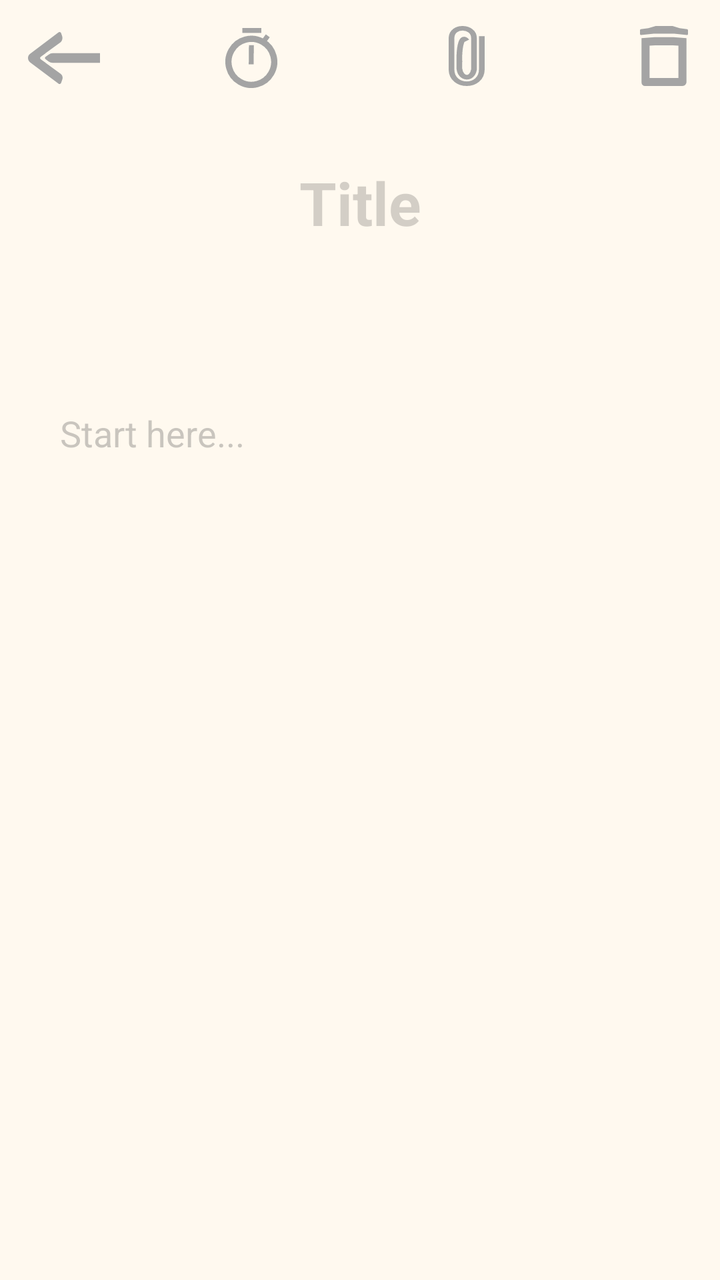
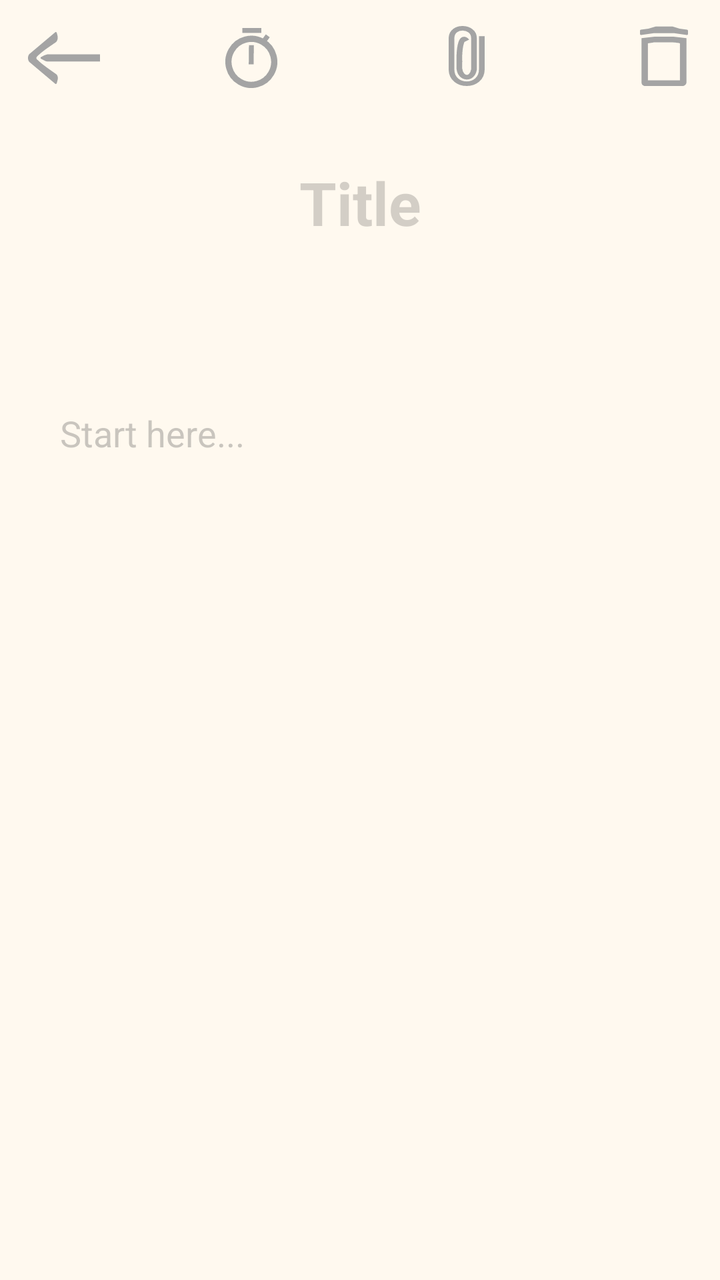

An Android layout rendered at two revisions. The XML below is the earlier revision; the diff shows what the commit changed to produce the second picture.
<!-- AndroidManifest.xml: application theme Theme.Kuai_Notes_Project -->
<!-- res/layout/activity_main.xml -->
<?xml version="1.0" encoding="utf-8"?>
<androidx.constraintlayout.widget.ConstraintLayout xmlns:android="http://schemas.android.com/apk/res/android"
    xmlns:app="http://schemas.android.com/apk/res-auto"
    xmlns:tools="http://schemas.android.com/tools"
    android:id="@+id/main"
    android:layout_width="match_parent"
    android:layout_height="match_parent"
    android:background="@color/note_visualizer_main_background"
    tools:context=".MainActivity"

    >
    
    

    <EditText
        android:id="@+id/Title"
        android:layout_width="wrap_content"
        android:layout_height="wrap_content"
        android:layout_marginTop="81dp"
        android:background="@android:color/transparent"
        android:hint="Title"
        android:text=""
        android:paddingHorizontal="20dp"
        android:textAlignment="center"
        android:textColor="@color/note_visualizer_title_text_color"
        android:textColorHighlight="@color/green_nai_cha"
        android:textColorHint="@color/note_visualizer_title_hint"
        android:textSize="30sp"
        android:textStyle="bold"
        app:layout_constraintEnd_toEndOf="parent"
        app:layout_constraintStart_toStartOf="parent"
        app:layout_constraintTop_toTopOf="parent" />

    <LinearLayout
        android:id="@+id/Layout_aux_size_between0"
        android:layout_width="match_parent"
        android:layout_height="50dp"
        android:layout_marginTop="-82dp"
        android:orientation="vertical"
        app:layout_constraintStart_toStartOf="parent"
        app:layout_constraintTop_toBottomOf="@id/Title"
        ></LinearLayout>
    <LinearLayout
        android:id="@+id/Layout_aux_size_between"
        android:layout_width="240dp"
        android:layout_height="30dp"
        android:layout_marginTop="-9dp"
        android:orientation="vertical"
        app:layout_constraintStart_toStartOf="parent"
        app:layout_constraintTop_toBottomOf="@id/Title"
        ></LinearLayout>
    <LinearLayout
        android:id="@+id/Layout_aux_size_between2"
        android:layout_width="240dp"
        android:layout_height="30dp"
        android:layout_marginTop="53dp"
        android:orientation="vertical"
        app:layout_constraintStart_toStartOf="parent"
        app:layout_constraintTop_toBottomOf="@id/Title"
        ></LinearLayout>

    <LinearLayout
        android:id="@+id/Layout_date_and_info"
        android:layout_width="270dp"
        android:layout_height="wrap_content"
        android:orientation="vertical"
        app:layout_constraintStart_toStartOf="parent"
        app:layout_constraintTop_toBottomOf="@id/Title">

        <TextView
            android:id="@+id/Note_Time"
            android:layout_width="wrap_content"
            android:layout_height="wrap_content"
            android:layout_marginStart="32dp"
            android:layout_marginTop="10dp"
            android:background="@android:color/transparent"
            android:hint=""
            android:lineSpacingExtra="2sp"
            android:paddingTop="10dp"
            android:paddingBottom="1dp"
            android:textColor="@color/note_visualizer_information_text_color"
            android:textSize="13sp"
            android:textStyle="bold"
            app:layout_constraintEnd_toEndOf="parent"
            app:layout_constraintHorizontal_bias="0"
            app:layout_constraintStart_toStartOf="parent"
            app:layout_constraintTop_toBottomOf="@id/Title" />

        <TextView
            android:id="@+id/Note_Info"
            android:layout_width="wrap_content"
            android:layout_height="wrap_content"
            android:layout_marginStart="32dp"
            android:background="@android:color/transparent"
            android:hint=""
            android:lineSpacingExtra="2sp"
            android:paddingBottom="10dp"
            android:textColor="@color/note_visualizer_information_text_color"
            android:textSize="13sp"
            android:textStyle="bold"
            app:layout_constraintEnd_toEndOf="parent"
            app:layout_constraintHorizontal_bias="0"
            app:layout_constraintStart_toStartOf="parent"
            app:layout_constraintTop_toBottomOf="@id/Title" />

    </LinearLayout>



    <LinearLayout
        android:id="@+id/Layout_Body_Note"
        android:layout_width="match_parent"
        android:layout_height="0dp"
        android:layout_marginTop="83dp"
        android:gravity="top"
        android:orientation="vertical"
        app:layout_constraintBottom_toBottomOf="parent"
        app:layout_constraintEnd_toEndOf="parent"
        app:layout_constraintStart_toStartOf="parent"
        app:layout_constraintTop_toBottomOf="@+id/Title"
        app:layout_constraintVertical_bias="0">


        <ScrollView
            android:id="@+id/ScrollView_Note"
            android:layout_width="match_parent"
            android:layout_height="wrap_content"
            android:scrollbars="vertical"
            android:paddingBottom="10dp"
            android:clipToPadding="false"


            >

                <EditText
                    android:id="@+id/Body_Note"
                    android:layout_width="match_parent"
                    android:layout_height="wrap_content"
                    android:paddingHorizontal="30dp"
                    android:background="@android:color/transparent"
                    android:backgroundTint="@color/yellow_focus"
                    android:gravity="top"
                    android:hint="Start here..."
                    android:fallbackLineSpacing="true"
                    android:lineSpacingExtra="7sp"
                    android:textColor="@color/note_visualizer_note_text_color"
                    android:textColorHighlight="@color/green_nai_cha"
                    android:textColorHint="@color/note_visualizer_note_hint_color"
                    android:textSize="18sp" />

        </ScrollView>
        


    </LinearLayout>

    <FrameLayout
        android:id="@+id/FrameLayout_Change_Pin_Status"
        android:layout_width="18dp"
        android:layout_height="30dp"
        android:layout_marginTop="13dp"
        android:background="@drawable/clip_icon_1"
        android:backgroundTint="@color/Neutral_gray_icon_note"
        android:clickable="true"
        android:focusable="true"
        app:layout_constraintEnd_toEndOf="parent"
        app:layout_constraintStart_toStartOf="parent"
        app:layout_constraintHorizontal_bias="0.656"
        app:layout_constraintTop_toTopOf="parent" />

    <FrameLayout
        android:id="@+id/FrameLayout_Change_Reminder_Status"
        android:layout_width="26dp"
        android:layout_height="30dp"
        android:layout_marginTop="14dp"
        android:background="@drawable/timer_icon_1"
        android:backgroundTint="@color/Neutral_gray_icon_note"
        android:clickable="true"
        android:focusable="true"
        app:layout_constraintEnd_toEndOf="parent"
        app:layout_constraintStart_toStartOf="parent"
        app:layout_constraintHorizontal_bias="0.337"
        app:layout_constraintTop_toTopOf="parent" />

    <FrameLayout
        android:id="@+id/fl_Delete"
        android:layout_width="24dp"
        android:layout_height="30dp"
        android:layout_marginTop="13dp"
        android:layout_marginRight="16dp"
        android:background="@drawable/trash_can_icon_1"
        android:backgroundTint="@color/Neutral_gray_icon_note"
        app:layout_constraintEnd_toEndOf="parent"
        app:layout_constraintTop_toTopOf="parent" />

    <FrameLayout
        android:id="@+id/fl_Back"
        android:layout_width="36dp"
        android:layout_height="26dp"
        android:layout_marginLeft="14dp"
        android:layout_marginTop="16dp"
        android:background="@drawable/arrow_left_4"
        android:backgroundTint="@color/Neutral_gray_icon_note"
        app:layout_constraintStart_toStartOf="parent"
        app:layout_constraintTop_toTopOf="parent" />

    <FrameLayout
        android:id="@+id/FrameLayout_Change_Pin_Status_Ghost"
        android:layout_width="45dp"
        android:layout_height="50dp"
        android:background="@color/transparent"
        app:layout_constraintEnd_toEndOf="parent"
        app:layout_constraintStart_toStartOf="parent"
        app:layout_constraintHorizontal_bias="0.666"
        app:layout_constraintTop_toTopOf="parent" />

    <FrameLayout
        android:id="@+id/FrameLayout_Change_Reminder_Status_Ghost"
        android:layout_width="45dp"
        android:layout_height="50dp"
        android:background="@color/transparent"
        app:layout_constraintEnd_toEndOf="parent"
        app:layout_constraintStart_toStartOf="parent"
        app:layout_constraintHorizontal_bias="0.333"
        app:layout_constraintTop_toTopOf="parent" />

    <FrameLayout
        android:id="@+id/fl_Delete_Ghost"
        android:layout_width="53dp"
        android:layout_height="50dp"
        android:background="@color/transparent"
        app:layout_constraintEnd_toEndOf="parent"
        app:layout_constraintTop_toTopOf="parent" />

    <FrameLayout
        android:id="@+id/fl_Back_Ghost"
        android:layout_width="63dp"
        android:layout_height="50dp"
        android:background="@color/transparent"
        app:layout_constraintStart_toStartOf="parent"
        app:layout_constraintTop_toTopOf="parent" />

    <LinearLayout
        android:id="@+id/layout_dim_noteVisualizer"
        android:layout_width="match_parent"
        android:layout_height="match_parent"
        android:background="@color/white_sand_light_trans"
        android:orientation="vertical"
        android:visibility="gone"

        app:layout_constraintBottom_toBottomOf="parent"
        app:layout_constraintEnd_toEndOf="parent"
        app:layout_constraintStart_toStartOf="parent"
        app:layout_constraintTop_toTopOf="parent"
        >

    </LinearLayout>

</androidx.constraintlayout.widget.ConstraintLayout>
<!-- resources referenced by this layout -->
<resources>
  <color name="Neutral_gray_icon_note">#A4A4A4</color>
  <color name="green_nai_cha">#aede7b</color>
  <color name="note_visualizer_information_text_color">#A0A0A0</color>
  <color name="note_visualizer_main_background">#FFF9EF</color>
  <color name="note_visualizer_note_hint_color">#4E4D4D4D</color>
  <color name="note_visualizer_note_text_color">#686868</color>
  <color name="note_visualizer_title_hint">#3A3C3C3C</color>
  <color name="note_visualizer_title_text_color">#333333</color>
  <color name="transparent">#008F8F8F</color>
  <color name="white_sand_light_trans">#BAFDF1E8</color>
  <color name="yellow_focus">#FFEFD500</color>
  <!-- drawable arrow_left_4 (drawable) -->
  <vector xmlns:android="http://schemas.android.com/apk/res/android"
      android:width="124.86dp"
      android:height="87.4dp"
      android:viewportWidth="124.86"
      android:viewportHeight="87.4">
    <path
        android:fillColor="#FF000000"
        android:pathData="M-16.89,-56.28"/>
    <path
        android:fillColor="#FF000000"
        android:pathData="m54.8,0c-0.65,-0.02 -1.28,0.17 -1.81,0.55L3.58,36.58c-4.77,3.29 -4.77,11 0,14.29l49.34,35.96c1.6,1.17 3.88,0.46 4.54,-1.41l2.12,-5.99c1.2,-3.38 -0,-7.15 -2.93,-9.21L30.47,51.74 19.85,45.67 19.94,42.54 30.47,35.7 55.55,17.99c3.58,-2.53 5.05,-7.13 3.58,-11.26l-1.7,-4.8c-0.4,-1.12 -1.44,-1.89 -2.63,-1.93z"/>
    <path
        android:fillColor="#FF000000"
        android:pathData="m30.47,35.7 l-17.35,3.52 -0.03,10.03 17.38,2.5 -8.46,-5.97c-1.42,-1 -1.42,-3.1 0,-4.1z"
        android:strokeLineJoin="bevel"/>
    <path
        android:fillColor="#FF000000"
        android:pathData="m35.72,37.97 l-5.3,3.74a2.46,2.46 90,0 0,-0 4.02l5.3,3.74a12.4,12.4 17.61,0 0,7.15 2.27L124.86,51.74L124.86,35.7L42.87,35.7a12.4,12.4 162.39,0 0,-7.15 2.27z"
        android:strokeLineJoin="bevel"/>
  </vector>
  <!-- drawable clip_icon_1 (drawable) -->
  <vector xmlns:android="http://schemas.android.com/apk/res/android"
      android:width="137.16dp"
      android:height="284.7dp"
      android:viewportWidth="137.16"
      android:viewportHeight="284.7">
    <path
        android:pathData="m126.33,48.23c0,0 -0.01,153.23 0,156.3 0.34,92.51 -114.62,91.51 -115.5,2.6L10.83,55.89c2.38,-63.32 85.44,-56.75 85.44,0v26.09,125.15C89.23,257.96 45.42,252.92 40.83,202.84c0,0 0.22,-32.54 0,-65.18 1.04,-30.32 7.18,-99.75 27.91,-67.36"
        android:strokeLineJoin="miter"
        android:strokeWidth="21.6628"
        android:fillColor="#00000000"
        android:strokeColor="#000000"/>
  </vector>
  <!-- drawable trash_can_icon_1 (drawable) -->
  <vector xmlns:android="http://schemas.android.com/apk/res/android"
      android:width="95.35dp"
      android:height="120.12dp"
      android:viewportWidth="95.35"
      android:viewportHeight="120.12">
    <path
        android:fillColor="#FF000000"
        android:pathData="M28.86,22.34 L3.04,24.38v88.74a7,7 45,0 0,7 7h74.51a7.75,7.75 135,0 0,7.75 -7.75L92.31,24.38l-25.82,-2.04zM30.39,38.87h34.57l11.35,0.6L76.31,104.12L19.04,104.12L19.04,39.47Z"/>
    <path
        android:fillColor="#FF000000"
        android:pathData="M31.16,0 L16.64,4.3 1.81,6.24A2.09,2.09 131.26,0 0,0 8.31l0,7.87a1.83,1.83 42.18,0 0,2.01 1.82l25.55,-2.53h40.23l25.32,2.51a2.04,2.04 137.82,0 0,2.24 -2.03l-0,-7.44a2.31,2.31 48.74,0 0,-2.01 -2.29l-14.63,-1.92 -13.99,-4.3z"
        android:strokeLineCap="square"/>
  </vector>
  <style name="Theme.Kuai_Notes_Project" parent="Base.Theme.Kuai_Notes_Project">
  
          
  
          <item name="android:navigationBarColor">#BFFBE4CC</item>
  
          
  
  
  
  
  
  
  
      </style>
  <color name="color_primary">#9E9E9E</color>
  <color name="white_bamboo">#FFF1EBE1</color>
  <color name="green_dark_cha">#7baf40</color>
  <color name="white_softy_1">#FFF7F2F7</color>
  <color name="gray_light_2">#FF888B8E</color>
  <color name="white">#FFFFFFFF</color>
  <color name="teal_200">#FF03DAC5</color>
  <color name="teal_700">#FF018786</color>
  <color name="black">#FF000000</color>
  <color name="light_brown_natural_trans">#BFCEB7A1</color>
  <!-- unchanged entries left out for length: 2 -->
</resources>

<!-- the commit's change to res/layout/activity_main.xml (unified diff, before → after) -->
@@ -188,7 +188,7 @@
         android:layout_height="30dp"
         android:layout_marginTop="13dp"
         android:layout_marginRight="16dp"
-        android:background="@drawable/trash_can_icon_1"
+        android:background="@drawable/trash_can_icon_3"
         android:backgroundTint="@color/Neutral_gray_icon_note"
         app:layout_constraintEnd_toEndOf="parent"
         app:layout_constraintTop_toTopOf="parent" />
@@ -199,7 +199,7 @@
         android:layout_height="26dp"
         android:layout_marginLeft="14dp"
         android:layout_marginTop="16dp"
-        android:background="@drawable/arrow_left_4"
+        android:background="@drawable/arrow_left_7"
         android:backgroundTint="@color/Neutral_gray_icon_note"
         app:layout_constraintStart_toStartOf="parent"
         app:layout_constraintTop_toTopOf="parent" />
<!-- resource entries referenced after the edit -->
@@ -11,26 +11,21 @@
   <color name="transparent">#008F8F8F</color>
   <color name="white_sand_light_trans">#BAFDF1E8</color>
   <color name="yellow_focus">#FFEFD500</color>
-  <!-- drawable arrow_left_4 (drawable) -->
+  <!-- drawable arrow_left_7 (drawable) -->
   <vector xmlns:android="http://schemas.android.com/apk/res/android"
-      android:width="124.86dp"
-      android:height="87.4dp"
-      android:viewportWidth="124.86"
-      android:viewportHeight="87.4">
+      android:width="124.27dp"
+      android:height="82.96dp"
+      android:viewportWidth="124.27"
+      android:viewportHeight="82.96">
     <path
         android:fillColor="#FF000000"
-        android:pathData="M-16.89,-56.28"/>
+        android:pathData="m48.07,0c-0.43,-0.02 -0.85,0.15 -1.2,0.49L2.38,35.15c-3.17,2.92 -3.17,9.77 0,12.7l44.44,34.61c1.07,1.04 2.58,0.41 3.02,-1.25l1.41,-5.32c0.8,-3 -0,-6.35 -1.95,-8.19 -10.65,-7.13 -24.85,-15.61 -34.14,-24.38 -0.94,-0.89 -0.94,-2.76 0,-3.65 8.54,-8.59 23.29,-17.07 33.41,-23.68 2.38,-2.25 3.35,-6.34 2.38,-10.01L49.82,1.71c-0.26,-1 -0.96,-1.68 -1.75,-1.71z"
+        android:strokeWidth="0.768631"/>
     <path
         android:fillColor="#FF000000"
-        android:pathData="m54.8,0c-0.65,-0.02 -1.28,0.17 -1.81,0.55L3.58,36.58c-4.77,3.29 -4.77,11 0,14.29l49.34,35.96c1.6,1.17 3.88,0.46 4.54,-1.41l2.12,-5.99c1.2,-3.38 -0,-7.15 -2.93,-9.21L30.47,51.74 19.85,45.67 19.94,42.54 30.47,35.7 55.55,17.99c3.58,-2.53 5.05,-7.13 3.58,-11.26l-1.7,-4.8c-0.4,-1.12 -1.44,-1.89 -2.63,-1.93z"/>
-    <path
-        android:fillColor="#FF000000"
-        android:pathData="m30.47,35.7 l-17.35,3.52 -0.03,10.03 17.38,2.5 -8.46,-5.97c-1.42,-1 -1.42,-3.1 0,-4.1z"
-        android:strokeLineJoin="bevel"/>
-    <path
-        android:fillColor="#FF000000"
-        android:pathData="m35.72,37.97 l-5.3,3.74a2.46,2.46 90,0 0,-0 4.02l5.3,3.74a12.4,12.4 17.61,0 0,7.15 2.27L124.86,51.74L124.86,35.7L42.87,35.7a12.4,12.4 162.39,0 0,-7.15 2.27z"
-        android:strokeLineJoin="bevel"/>
+        android:pathData="m28.14,37.15 l-5.4,2.72c-1.41,0.71 -1.41,2.21 -0,2.93l5.4,2.72c2.13,1.07 4.67,1.65 7.28,1.65L124.27,47.17L124.27,35.5L35.42,35.5c-2.61,0 -5.15,0.58 -7.28,1.65z"
+        android:strokeLineJoin="bevel"
+        android:strokeWidth="0.860677"/>
   </vector>
   <!-- drawable clip_icon_1 (drawable) -->
   <vector xmlns:android="http://schemas.android.com/apk/res/android"
@@ -45,7 +40,7 @@
         android:fillColor="#00000000"
         android:strokeColor="#000000"/>
   </vector>
-  <!-- drawable trash_can_icon_1 (drawable) -->
+  <!-- drawable trash_can_icon_3 (drawable) -->
   <vector xmlns:android="http://schemas.android.com/apk/res/android"
       android:width="95.35dp"
       android:height="120.12dp"
@@ -53,10 +48,10 @@
       android:viewportHeight="120.12">
     <path
         android:fillColor="#FF000000"
-        android:pathData="M28.86,22.34 L3.04,24.38v88.74a7,7 45,0 0,7 7h74.51a7.75,7.75 135,0 0,7.75 -7.75L92.31,24.38l-25.82,-2.04zM30.39,38.87h34.57l11.35,0.6L76.31,104.12L19.04,104.12L19.04,39.47Z"/>
+        android:pathData="M28.86,21.28 L3.04,24.38v88.74c0,3.87 3.13,7 7,7h74.51c4.28,0 7.75,-3.47 7.75,-7.75L92.31,24.38l-25.82,-3.1zM26.54,33.01c0,0 27.99,-0.37 41.98,0 3.79,0.1 10.82,1.66 10.82,1.66L79.34,108.94L15.73,108.94L15.73,34.67Z"/>
     <path
         android:fillColor="#FF000000"
-        android:pathData="M31.16,0 L16.64,4.3 1.81,6.24A2.09,2.09 131.26,0 0,0 8.31l0,7.87a1.83,1.83 42.18,0 0,2.01 1.82l25.55,-2.53h40.23l25.32,2.51a2.04,2.04 137.82,0 0,2.24 -2.03l-0,-7.44a2.31,2.31 48.74,0 0,-2.01 -2.29l-14.63,-1.92 -13.99,-4.3z"
+        android:pathData="M31.16,1.06 L16.64,5.36 1.81,7.3C0.78,7.44 0,8.32 0,9.37v6.81c0,1.08 0.93,1.92 2.01,1.82l25.55,-3.59h40.23l25.32,3.56c1.2,0.12 2.24,-0.82 2.24,-2.03l-0,-6.39c-0,-1.16 -0.86,-2.14 -2.01,-2.29L78.71,5.36 64.72,1.06Z"
         android:strokeLineCap="square"/>
   </vector>
   <style name="Theme.Kuai_Notes_Project" parent="Base.Theme.Kuai_Notes_Project">
